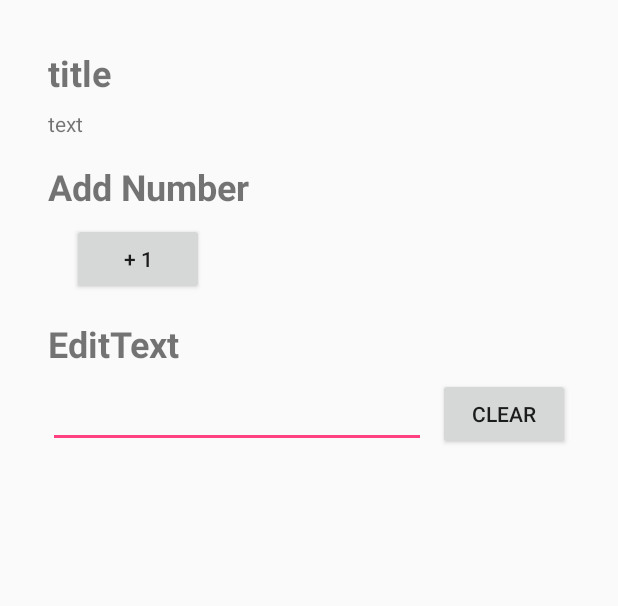
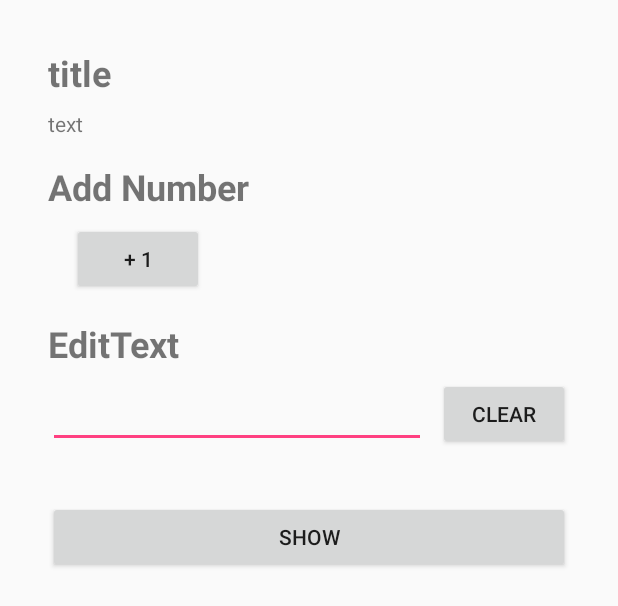
Before and after one commit to rmakiyama/MvvmSample, an Android app: the layout fragment_left.xml on its own in the app's theme, with its tools: preview values and no code run, on a phone screen of 412 x 824 dp. Shown: the top 606 px of the screen. Run offline under Robolectric (Android 15) with nearby library versions, the phone set to English and light mode, and no system bars.

```diff
--- /dev/null
+++ b/app/src/main/java/rmakiyama/sample/mvvmsample/left/LeftNavigator.kt
@@ -0,0 +1,6 @@
+package rmakiyama.sample.mvvmsample.left
+
+interface LeftNavigator {
+
+    fun showDialog(message: String)
+}
--- a/app/src/main/res/layout/fragment_left.xml
+++ b/app/src/main/res/layout/fragment_left.xml
@@ -129,5 +129,18 @@
             app:layout_constraintStart_toStartOf="parent"
             app:layout_constraintTop_toBottomOf="@+id/input"/>
 
+        <Button
+            android:id="@+id/button"
+            android:layout_width="0dp"
+            android:layout_height="wrap_content"
+            android:layout_marginEnd="32dp"
+            android:layout_marginStart="32dp"
+            android:layout_marginTop="8dp"
+            android:text="Show"
+            android:onClick="@{viewModel::onClickShow}"
+            app:layout_constraintEnd_toEndOf="parent"
+            app:layout_constraintStart_toStartOf="parent"
+            app:layout_constraintTop_toBottomOf="@+id/textView6"/>
+
     </android.support.constraint.ConstraintLayout>
 </layout>
```
Also changed, not shown: app/src/main/java/rmakiyama/sample/mvvmsample/left/LeftFragment.java (+11 -2 lines), app/src/main/java/rmakiyama/sample/mvvmsample/left/LeftViewModel.java (+8 -5 lines).
